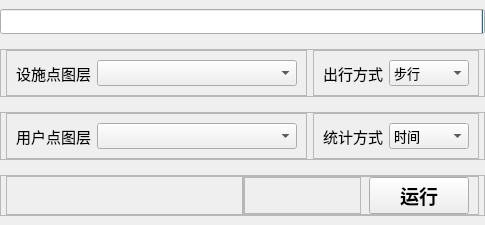
Before: the Qt Designer form ui/AccessibilityAnalysisTool.ui in MasaHiroSaber/PyQGIS_Development, drawn with Qt 5.
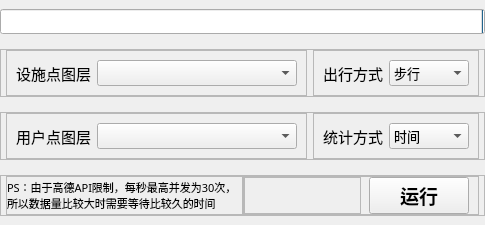
After: the same form once the commit is applied. Custom widgets are drawn as their Qt base class.

Patch:
```diff
--- a/ui/AccessibilityAnalysisTool.ui
+++ b/ui/AccessibilityAnalysisTool.ui
@@ -101,6 +101,22 @@
          <property name="bottomMargin">
           <number>0</number>
          </property>
+         <item>
+          <widget class="QLabel" name="label_5">
+           <property name="font">
+            <font>
+             <family>MiSans</family>
+             <pointsize>8</pointsize>
+            </font>
+           </property>
+           <property name="text">
+            <string>PS：由于高德API限制，每秒最高并发为30次，所以数据量比较大时需要等待比较久的时间</string>
+           </property>
+           <property name="wordWrap">
+            <bool>true</bool>
+           </property>
+          </widget>
+         </item>
         </layout>
        </widget>
       </item>
```
